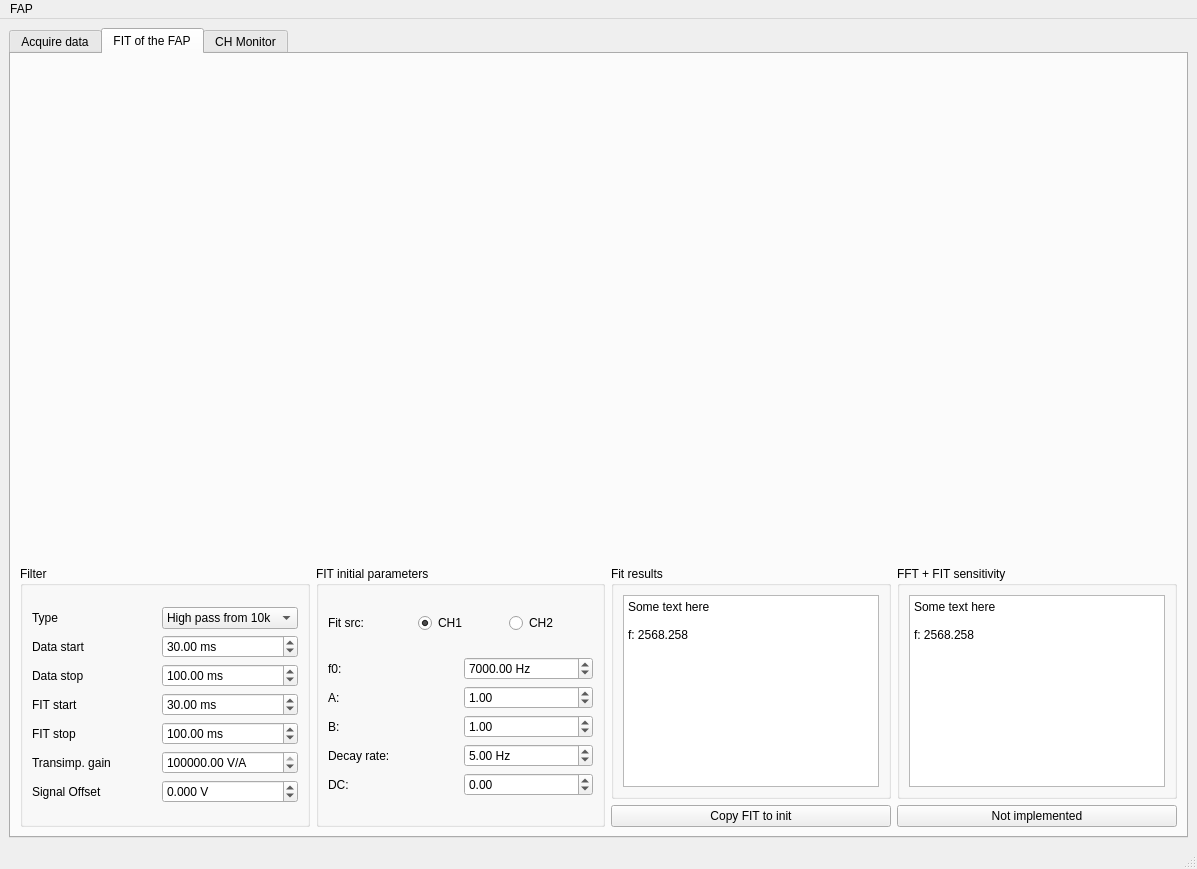
Old version of the form gui.ui in the repository zoran-grujic/FAP-TiePie.
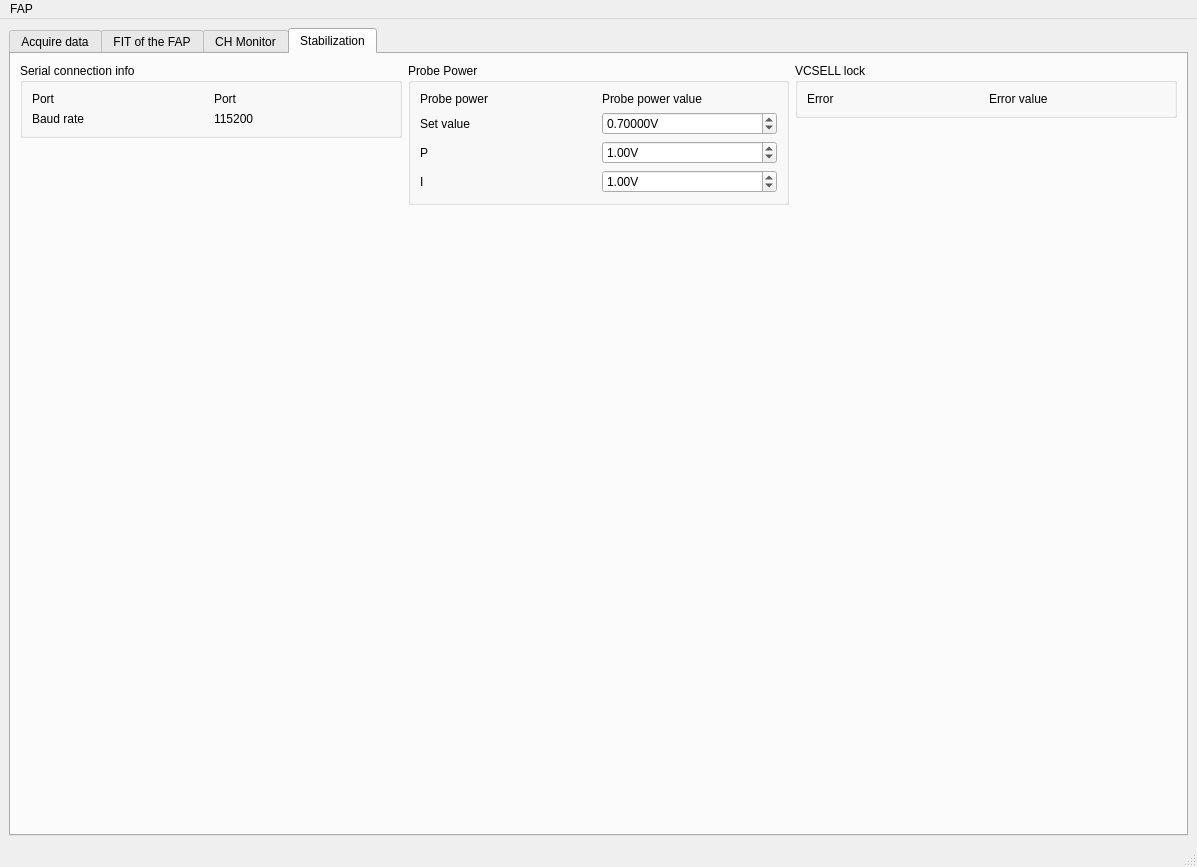
New version of the form. Icons and pictures are not drawn.

Commit message: Adding Stab/Lock tab

The edit to the form file:
```diff
--- a/gui.ui
+++ b/gui.ui
@@ -7,7 +7,7 @@
     <x>0</x>
     <y>0</y>
     <width>1197</width>
-    <height>869</height>
+    <height>867</height>
    </rect>
   </property>
   <property name="windowTitle">
@@ -22,7 +22,7 @@
     <item>
      <widget class="QTabWidget" name="tabWidget">
       <property name="currentIndex">
-       <number>1</number>
+       <number>3</number>
       </property>
       <widget class="QWidget" name="tab_data">
        <attribute name="title">
@@ -1834,6 +1834,246 @@
         </item>
        </layout>
       </widget>
+      <widget class="QWidget" name="tab_stab">
+       <attribute name="title">
+        <string>Stabilization</string>
+       </attribute>
+       <layout class="QHBoxLayout" name="horizontalLayout_6">
+        <item>
+         <layout class="QVBoxLayout" name="verticalLayout_18">
+          <item>
+           <widget class="QGroupBox" name="groupBox_5">
+            <property name="title">
+             <string>Serial connection info</string>
+            </property>
+            <layout class="QGridLayout" name="gridLayout_19">
+             <item row="0" column="0">
+              <layout class="QGridLayout" name="gridLayout_18">
+               <item row="0" column="0">
+                <widget class="QLabel" name="label_37">
+                 <property name="text">
+                  <string>Port</string>
+                 </property>
+                </widget>
+               </item>
+               <item row="1" column="0">
+                <widget class="QLabel" name="label_36">
+                 <property name="text">
+                  <string>Baud rate</string>
+                 </property>
+                </widget>
+               </item>
+               <item row="1" column="1">
+                <widget class="QLabel" name="label_38">
+                 <property name="text">
+                  <string>115200</string>
+                 </property>
+                </widget>
+               </item>
+               <item row="0" column="1">
+                <widget class="QLabel" name="label_SerialPortName">
+                 <property name="text">
+                  <string>Port</string>
+                 </property>
+                </widget>
+               </item>
+              </layout>
+             </item>
+            </layout>
+           </widget>
+          </item>
+          <item>
+           <spacer name="verticalSpacer">
+            <property name="orientation">
+             <enum>Qt::Vertical</enum>
+            </property>
+            <property name="sizeHint" stdset="0">
+             <size>
+              <width>20</width>
+              <height>40</height>
+             </size>
+            </property>
+           </spacer>
+          </item>
+         </layout>
+        </item>
+        <item>
+         <layout class="QVBoxLayout" name="verticalLayout_19">
+          <item>
+           <widget class="QGroupBox" name="groupBox_ProbPower">
+            <property name="title">
+             <string>Probe Power</string>
+            </property>
+            <layout class="QGridLayout" name="gridLayout_17">
+             <item row="0" column="1">
+              <layout class="QGridLayout" name="gridLayout_16">
+               <item row="5" column="0">
+                <widget class="QLabel" name="label_45">
+                 <property name="text">
+                  <string>I</string>
+                 </property>
+                </widget>
+               </item>
+               <item row="4" column="1">
+                <widget class="QDoubleSpinBox" name="doubleSpinBox_setProbePowerP">
+                 <property name="suffix">
+                  <string>V</string>
+                 </property>
+                 <property name="decimals">
+                  <number>2</number>
+                 </property>
+                 <property name="minimum">
+                  <double>-10.000000000000000</double>
+                 </property>
+                 <property name="maximum">
+                  <double>10.000000000000000</double>
+                 </property>
+                 <property name="singleStep">
+                  <double>0.010000000000000</double>
+                 </property>
+                 <property name="value">
+                  <double>1.000000000000000</double>
+                 </property>
+                </widget>
+               </item>
+               <item row="2" column="1">
+                <widget class="QLabel" name="label_ProbePowerValue">
+                 <property name="text">
+                  <string>Probe power value</string>
+                 </property>
+                </widget>
+               </item>
+               <item row="3" column="1">
+                <widget class="QDoubleSpinBox" name="doubleSpinBox_setProbePowerValue">
+                 <property name="suffix">
+                  <string>V</string>
+                 </property>
+                 <property name="decimals">
+                  <number>5</number>
+                 </property>
+                 <property name="minimum">
+                  <double>-10.000000000000000</double>
+                 </property>
+                 <property name="maximum">
+                  <double>10.000000000000000</double>
+                 </property>
+                 <property name="singleStep">
+                  <double>0.001000000000000</double>
+                 </property>
+                 <property name="value">
+                  <double>0.700000000000000</double>
+                 </property>
+                </widget>
+               </item>
+               <item row="2" column="0">
+                <widget class="QLabel" name="label_39">
+                 <property name="text">
+                  <string>Probe power</string>
+                 </property>
+                </widget>
+               </item>
+               <item row="3" column="0">
+                <widget class="QLabel" name="label_40">
+                 <property name="text">
+                  <string>Set value</string>
+                 </property>
+                </widget>
+               </item>
+               <item row="4" column="0">
+                <widget class="QLabel" name="label_44">
+                 <property name="text">
+                  <string>P</string>
+                 </property>
+                </widget>
+               </item>
+               <item row="5" column="1">
+                <widget class="QDoubleSpinBox" name="doubleSpinBox_setProbePowerI">
+                 <property name="suffix">
+                  <string>V</string>
+                 </property>
+                 <property name="decimals">
+                  <number>2</number>
+                 </property>
+                 <property name="minimum">
+                  <double>-10.000000000000000</double>
+                 </property>
+                 <property name="maximum">
+                  <double>10.000000000000000</double>
+                 </property>
+                 <property name="singleStep">
+                  <double>0.010000000000000</double>
+                 </property>
+                 <property name="value">
+                  <double>1.000000000000000</double>
+                 </property>
+                </widget>
+               </item>
+              </layout>
+             </item>
+            </layout>
+           </widget>
+          </item>
+          <item>
+           <spacer name="verticalSpacer_2">
+            <property name="orientation">
+             <enum>Qt::Vertical</enum>
+            </property>
+            <property name="sizeHint" stdset="0">
+             <size>
+              <width>20</width>
+              <height>40</height>
+             </size>
+            </property>
+           </spacer>
+          </item>
+         </layout>
+        </item>
+        <item>
+         <layout class="QVBoxLayout" name="verticalLayout_20">
+          <item>
+           <widget class="QGroupBox" name="groupBox_9">
+            <property name="title">
+             <string>VCSELL lock</string>
+            </property>
+            <layout class="QGridLayout" name="gridLayout_23">
+             <item row="0" column="0">
+              <layout class="QGridLayout" name="gridLayout_22">
+               <item row="0" column="0">
+                <widget class="QLabel" name="label_46">
+                 <property name="text">
+                  <string>Error</string>
+                 </property>
+                </widget>
+               </item>
+              </layout>
+             </item>
+             <item row="0" column="1">
+              <widget class="QLabel" name="label_47">
+               <property name="text">
+                <string>Error value</string>
+               </property>
+              </widget>
+             </item>
+            </layout>
+           </widget>
+          </item>
+          <item>
+           <spacer name="verticalSpacer_3">
+            <property name="orientation">
+             <enum>Qt::Vertical</enum>
+            </property>
+            <property name="sizeHint" stdset="0">
+             <size>
+              <width>20</width>
+              <height>40</height>
+             </size>
+            </property>
+           </spacer>
+          </item>
+         </layout>
+        </item>
+       </layout>
+      </widget>
      </widget>
     </item>
    </layout>
```
The commit also changes 2 other files.
